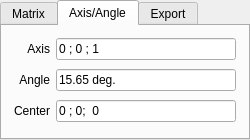
This is qCC/ui_templates/matrixDisplayDlg.ui in CloudCompare/CloudCompare as Qt 5 draws it before an edit. The edited form follows.
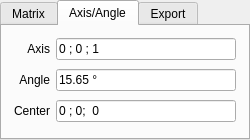
This is the edited form. The open tabs and pages were chosen to show the change.

Patch:
```diff
--- a/qCC/ui_templates/matrixDisplayDlg.ui
+++ b/qCC/ui_templates/matrixDisplayDlg.ui
@@ -127,7 +127,7 @@
        <item row="1" column="1">
         <widget class="QLineEdit" name="angleLabel">
          <property name="text">
-          <string notr="true">15.65 deg.</string>
+          <string notr="true">15.65 °</string>
          </property>
          <property name="readOnly">
           <bool>true</bool>
```
Left out of the diff: 4 changed lines with no effect on the pictures.
